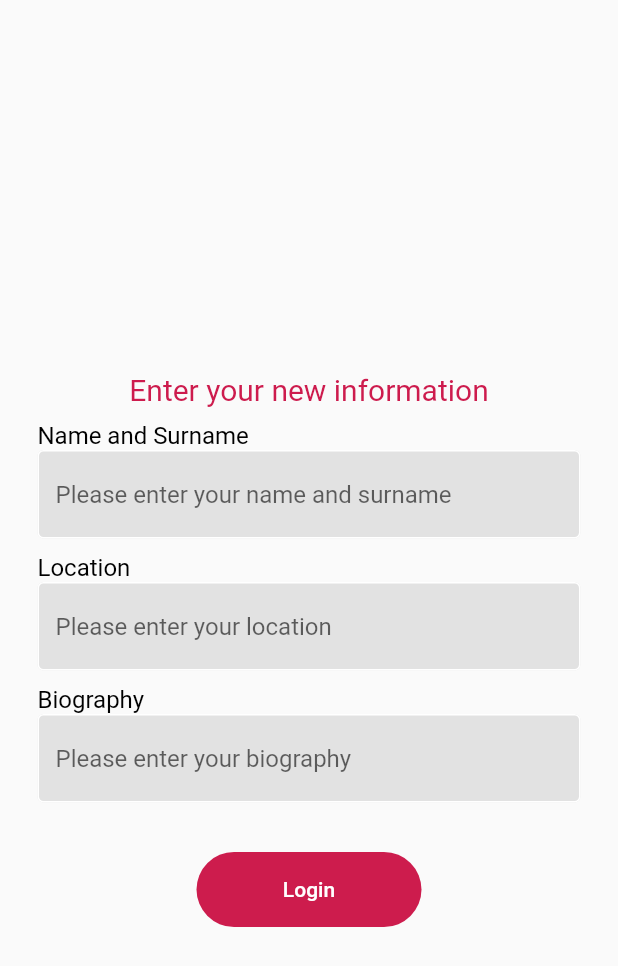
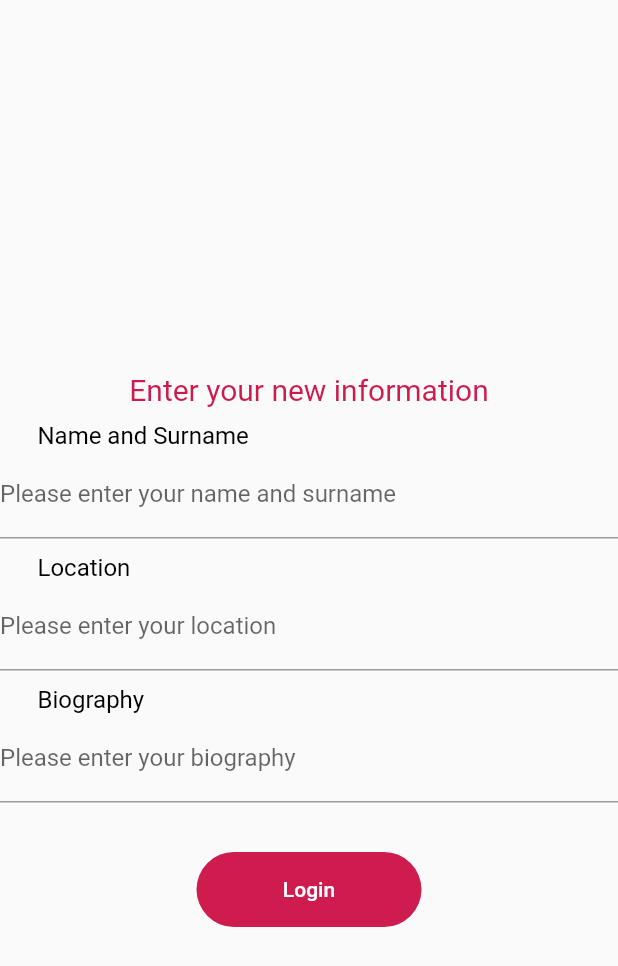
Before and after one commit to ggunes18/comp491-earthquake-damage-assessment, a Flutter app: the EditingPage screen opened directly, on a phone screen of 412 x 824 dp. Shown: the top 966 px of the screen. Run offline on Flutter 3.47's test engine with Material 2 defaults, Android fonts, the light colour scheme and no system bars; our stand-ins replace cloud_firestore, firebase_auth, firebase_core, flutter_rating_bar, geolocator, get and 2 more; missing offline and left inert: dart:ffi; accounts and stored records are empty.

Commit message:
derinupdate1

```diff
--- a/earthquake_damage_assessment/lib/pages/editing_page.dart
+++ b/earthquake_damage_assessment/lib/pages/editing_page.dart
@@ -1,5 +1,11 @@
 import 'package:flutter/material.dart';
 import 'profile_page.dart';
+import 'package:earthquake_damage_assessment/pages/first_page.dart';
+import 'package:flutter/material.dart';
+import 'package:earthquake_damage_assessment/service/edituser.dart';
+import 'package:firebase_auth/firebase_auth.dart';
+import 'login_page.dart';
+import 'home_page.dart';
 
 class EditingPage extends StatelessWidget {
   EditingPage({super.key});
@@ -16,21 +22,34 @@ class EditingPage extends StatelessWidget {
               editText(),
               const SizedBox(height: 10),
               texts("Name and Surname"),
-              textFields("Please enter your name and surname"),
+              _entryField(
+                  "Please enter your name and surname", _nameController),
               const SizedBox(height: 10),
               texts("Location"),
-              textFields("Please enter your location"),
+              _entryField("Please enter your location", _locationController),
               const SizedBox(height: 10),
               texts("Biography"),
-              textFields("Please enter your biography"),
+              _entryField("Please enter your biography", _biographyController),
               const SizedBox(height: 25),
-              submitButton(context),
+              submitButton(context, _nameController, _locationController,
+                  _biographyController),
             ],
           ),
         ),
       ),
     );
   }
+}
+
+final TextEditingController _nameController = TextEditingController();
+final TextEditingController _locationController = TextEditingController();
+final TextEditingController _biographyController = TextEditingController();
+
+Widget _entryField(String title, TextEditingController controller) {
+  return TextField(
+    controller: controller,
+    decoration: InputDecoration(labelText: title),
+  );
 }
 
 Text editText() {
@@ -77,9 +96,32 @@ Padding textFields(hintText) {
   );
 }
 
-TextButton submitButton(context) {
+Future<void> savecredentials(
+  context,
+  TextEditingController nameController,
+  TextEditingController locationController,
+  TextEditingController biographyController,
+) async {
+  //NEW CODE
+  await SaveService().save(
+      namesurname: _nameController.text,
+      location: _locationController.text,
+      biography: _biographyController.text);
+}
+
+TextButton submitButton(
+    context,
+    TextEditingController nameController,
+    TextEditingController locationController,
+    TextEditingController biographyController) {
   return TextButton(
     onPressed: () {
+      savecredentials(
+        context,
+        nameController,
+        locationController,
+        biographyController,
+      ); //NEW CODE
       Navigator.push(
         context,
         MaterialPageRoute(builder: (context) => ProfilePage()),
```
